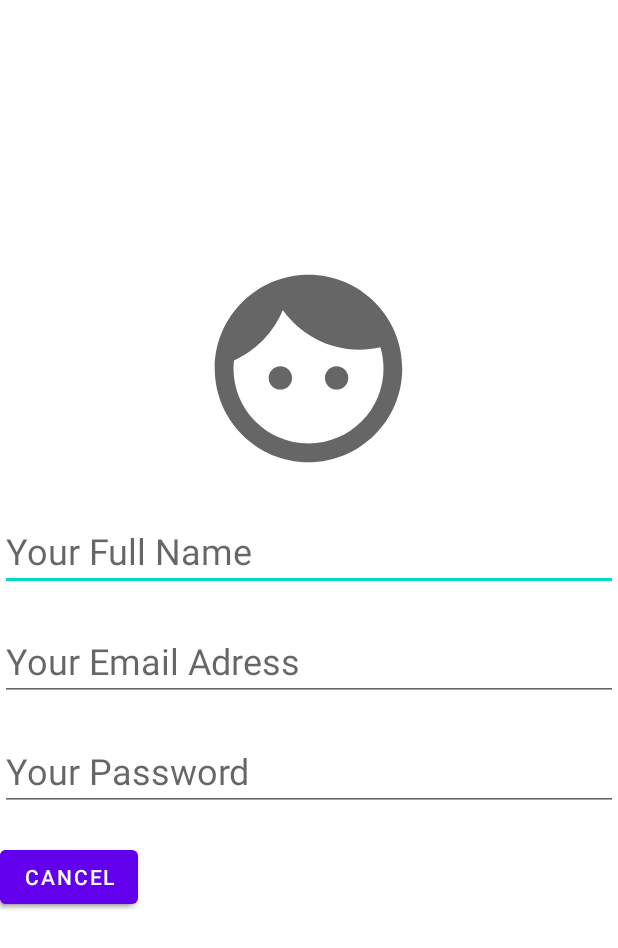
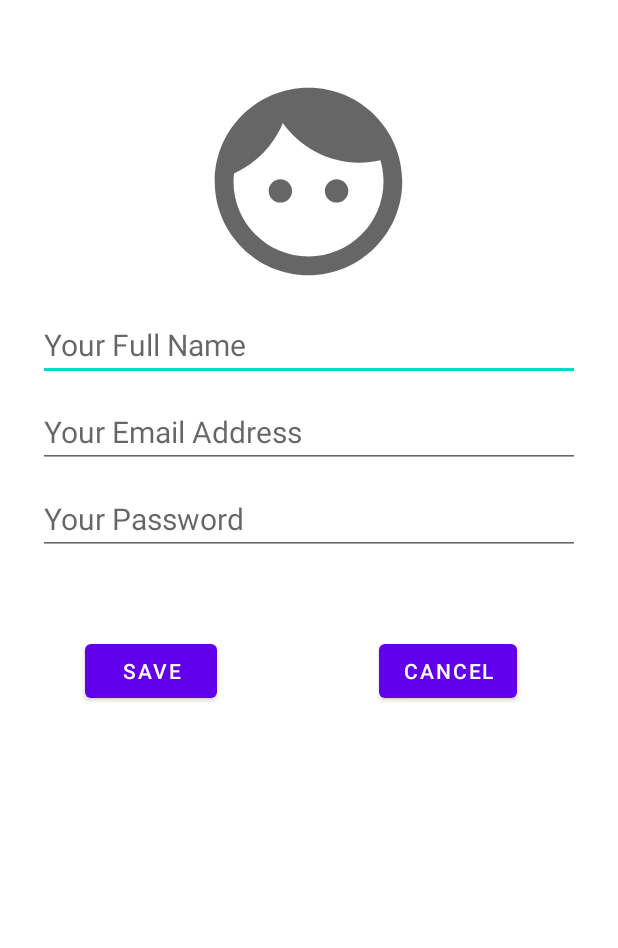
Before and after one commit to noahvogt/mini-project, an Android app: the layout popup.xml on its own in the app's theme, with its tools: preview values and no code run, on a phone screen of 412 x 824 dp. Shown: the top 948 px of the screen. Run offline under Robolectric (Android 15) with nearby library versions, the phone set to English and light mode, and no system bars.

Commit message:
fix button placement + fix padding/margin + don't hardcode filler anymore

```diff
--- a/app/src/main/java/com/noahvogt/miniprojekt/MainActivity.java
+++ b/app/src/main/java/com/noahvogt/miniprojekt/MainActivity.java
@@ -104,6 +104,8 @@ public class MainActivity extends AppCompatActivity {
             @Override
             public void onClick(View v) {
                 // define save button here
+                Snackbar.make(emailPopupView, "save button clicked",Snackbar.LENGTH_LONG)
+                        .setAction("Action", null).show();
             }
         });
 
--- a/app/src/main/res/layout/popup.xml
+++ b/app/src/main/res/layout/popup.xml
@@ -17,23 +17,26 @@
         app:layout_constraintHorizontal_bias="0.498"
         app:layout_constraintStart_toStartOf="parent"
         app:layout_constraintTop_toTopOf="parent"
-        app:layout_constraintVertical_bias="0.253" />
+        app:layout_constraintVertical_bias="0.068" />
 
     <EditText
         android:id="@+id/newemailpopup_name"
         android:layout_width="0dp"
         android:layout_height="wrap_content"
 
+        android:layout_marginStart="25dp"
+        android:layout_marginLeft="25dp"
+        android:layout_marginTop="10dp"
+        android:layout_marginEnd="25dp"
+        android:layout_marginRight="25dp"
 
-        android:layout_marginTop="20dp"
+        android:hint="@string/your_full_name_filler"
+        android:textSize="20sp"
+
         app:layout_constraintEnd_toEndOf="parent"
         app:layout_constraintHorizontal_bias="1.0"
         app:layout_constraintStart_toStartOf="parent"
-        app:layout_constraintTop_toBottomOf="@+id/newlisticon"
-
-        android:textSize="24sp"
-        android:hint="Your Full Name"
-        />
+        app:layout_constraintTop_toBottomOf="@+id/newlisticon" />
 
     <EditText
         android:id="@+id/newemailpopup_email"
@@ -41,9 +44,14 @@
         android:layout_height="wrap_content"
 
 
-        android:layout_marginTop="20dp"
-        android:textSize="24sp"
-        android:hint="Your Email Adress"
+        android:layout_marginTop="10dp"
+        android:layout_marginEnd="25dp"
+        android:layout_marginRight="25dp"
+        android:layout_marginStart="25dp"
+        android:layout_marginLeft="25dp"
+
+        android:textSize="20sp"
+        android:hint="@string/your_email_address_filler"
 
         app:layout_constraintEnd_toEndOf="parent"
         app:layout_constraintHorizontal_bias="0.0"
@@ -57,14 +65,18 @@
         android:layout_height="wrap_content"
 
 
-        android:layout_marginTop="20dp"
-        android:textSize="24sp"
-        android:hint="Your Password"
+        android:layout_marginTop="10dp"
+        android:layout_marginEnd="25dp"
+        android:layout_marginRight="25dp"
+        android:layout_marginStart="25dp"
+        android:layout_marginLeft="25dp"
 
+        android:hint="@string/your_password_filler"
+        android:textSize="20sp"
         app:layout_constraintEnd_toEndOf="parent"
+
         app:layout_constraintHorizontal_bias="0.0"
         app:layout_constraintStart_toStartOf="parent"
-
         app:layout_constraintTop_toBottomOf="@+id/newemailpopup_email" />
 
     <Button
@@ -72,25 +84,38 @@
         android:layout_width="wrap_content"
         android:layout_height="wrap_content"
 
+        android:layout_marginStart="16dp"
+
+        android:layout_marginLeft="16dp"
+
+        android:layout_marginTop="16dp"
+        android:layout_marginBottom="32dp"
         android:text="Save"
-
-        android:layout_marginTop="20dp"
+        app:layout_constraintBottom_toBottomOf="parent"
+        app:layout_constraintEnd_toEndOf="parent"
+        app:layout_constraintHorizontal_bias="0.133"
+        app:layout_constraintStart_toStartOf="parent"
         app:layout_constraintTop_toBottomOf="@+id/newemailpopup_password"
-
-        tools:ignore="MissingConstraints"
-        tools:layout_editor_absoluteX="61dp" />
+        app:layout_constraintVertical_bias="0.105"
+        tools:ignore="MissingConstraints" />
 
     <Button
         android:id="@+id/cancelButton"
         android:layout_width="wrap_content"
         android:layout_height="wrap_content"
 
+        android:layout_marginTop="16dp"
+        android:layout_marginEnd="16dp"
+
+        android:layout_marginRight="16dp"
+        android:layout_marginBottom="32dp"
         android:text="Cancel"
-
-        android:layout_marginTop="20dp"
+        app:layout_constraintBottom_toBottomOf="parent"
+        app:layout_constraintEnd_toEndOf="parent"
+        app:layout_constraintHorizontal_bias="0.831"
+        app:layout_constraintStart_toStartOf="parent"
         app:layout_constraintTop_toBottomOf="@+id/newemailpopup_password"
-
-        tools:ignore="MissingConstraints"
-        tools:layout_editor_absoluteX="249dp" />
+        app:layout_constraintVertical_bias="0.105"
+        tools:ignore="MissingConstraints" />
 
 </androidx.constraintlayout.widget.ConstraintLayout>
--- a/app/src/main/res/values/strings.xml
+++ b/app/src/main/res/values/strings.xml
@@ -10,5 +10,8 @@
     <string name="drawer_inbox">Inbox</string>
     <string name="drawer_sent">Sent</string>
     <string name="drawer_drafts">Drafts</string>
+    <string name="your_password_filler">Your Password</string>
+    <string name="your_email_address_filler">Your Email Address</string>
+    <string name="your_full_name_filler">Your Full Name</string>
 
 </resources>
```
